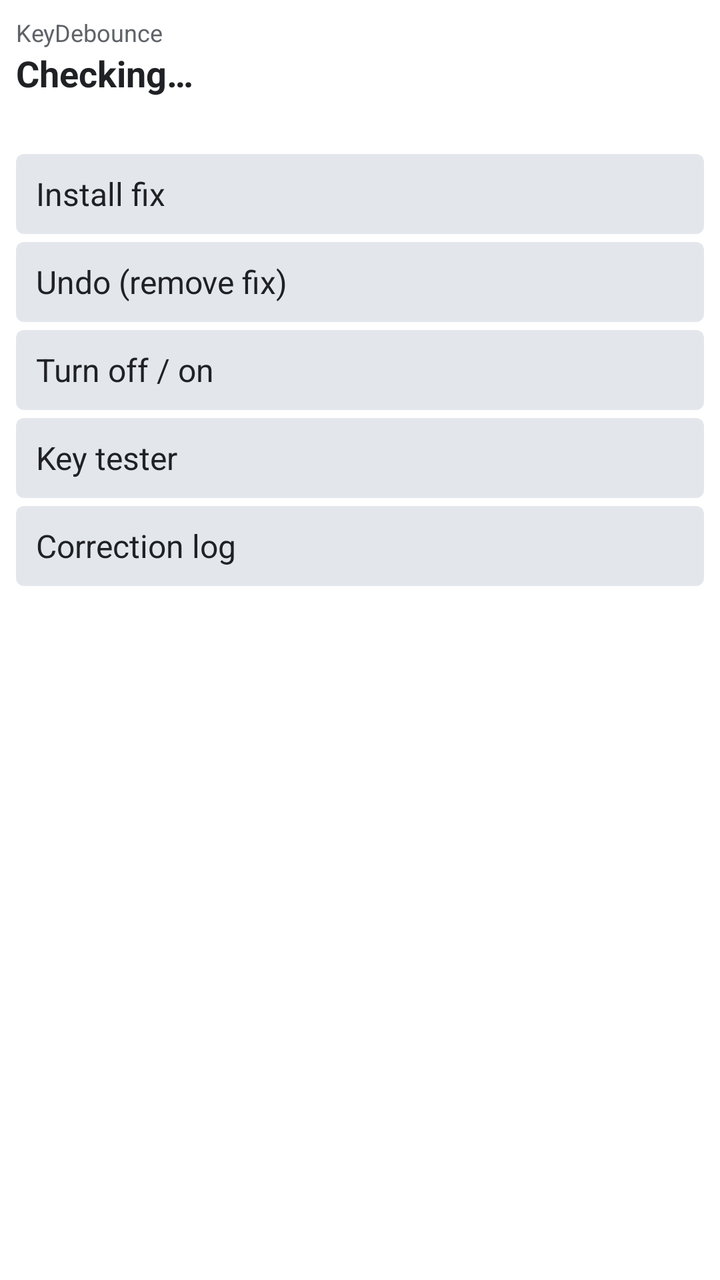
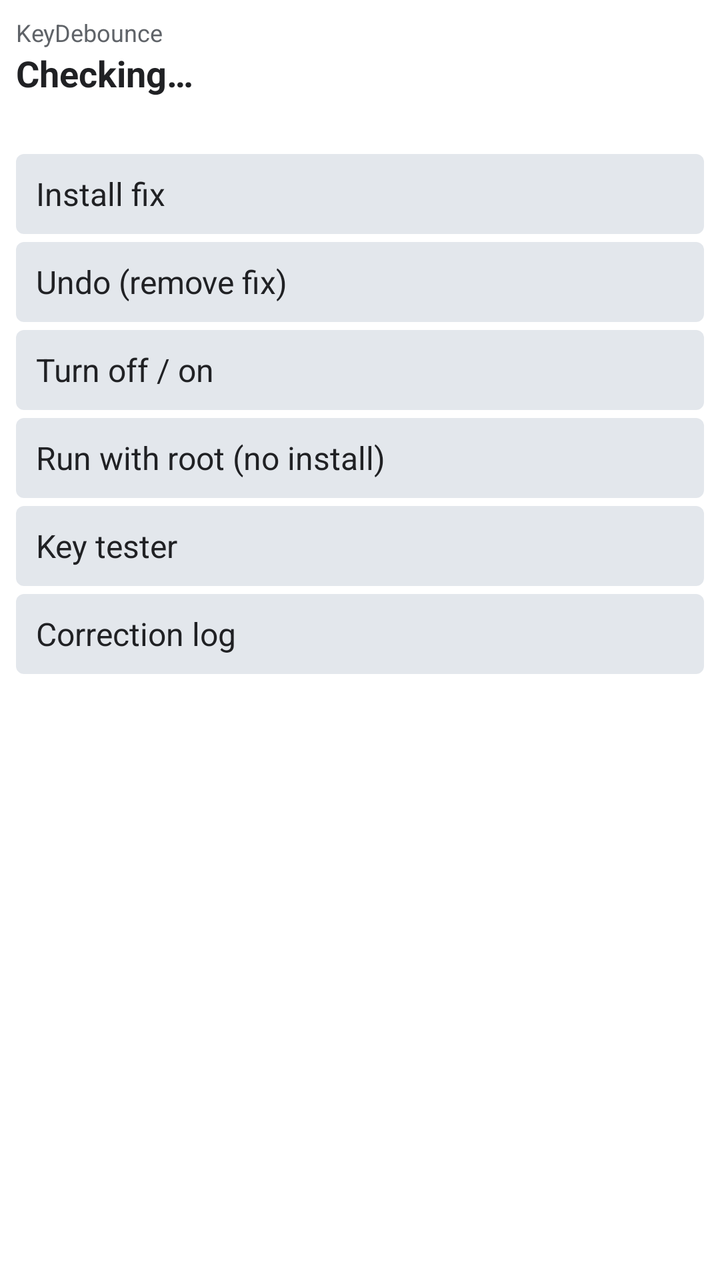

The first picture is an Android layout as it rendered before a commit; the second is the same layout after the commit. The layout source and the unified diff follow.
<!-- AndroidManifest.xml: application theme AppTheme -->
<!-- res/layout/activity_main.xml -->
<?xml version="1.0" encoding="utf-8"?>
<ScrollView xmlns:android="http://schemas.android.com/apk/res/android"
    android:layout_width="match_parent"
    android:layout_height="match_parent">

    <LinearLayout
        style="@style/Screen"
        android:layout_height="wrap_content">

        <TextView
            style="@style/Small"
            android:layout_marginTop="0dp"
            android:text="@string/app_name" />

        <TextView
            android:id="@+id/state"
            style="@style/Headline"
            android:text="@string/checking" />

        <TextView
            android:id="@+id/details"
            style="@style/Small" />

        <Button
            android:id="@+id/install"
            style="@style/Action"
            android:layout_marginTop="8dp"
            android:text="@string/install_fix" />

        <Button
            android:id="@+id/undo"
            style="@style/Action"
            android:text="@string/undo_fix" />

        <Button
            android:id="@+id/toggle"
            style="@style/Action"
            android:text="@string/toggle" />

        <Button
            android:id="@+id/tester"
            style="@style/Action"
            android:text="@string/tester_title" />

        <Button
            android:id="@+id/log"
            style="@style/Action"
            android:text="@string/log_title" />
    </LinearLayout>
</ScrollView>
<!-- resources referenced by this layout -->
<resources>
  <string name="app_name">KeyDebounce</string>
  <string name="checking">Checking…</string>
  <string name="install_fix">Install fix</string>
  <string name="log_title">Correction log</string>
  <string name="tester_title">Key tester</string>
  <string name="toggle">Turn off / on</string>
  <string name="undo_fix">Undo (remove fix)</string>
  <style name="Action">
          <item name="android:layout_width">match_parent</item>
          <item name="android:layout_height">wrap_content</item>
          <item name="android:layout_marginTop">4dp</item>
          <item name="android:minHeight">40dp</item>
          <item name="android:paddingStart">10dp</item>
          <item name="android:paddingEnd">10dp</item>
          <item name="android:gravity">start|center_vertical</item>
          <item name="android:background">@drawable/action_bg</item>
          <item name="android:stateListAnimator">@null</item>
          <item name="android:textAllCaps">false</item>
          <item name="android:textColor">@color/action_text</item>
          <item name="android:textSize">16sp</item>
      </style>
  <style name="Headline">
          <item name="android:layout_width">match_parent</item>
          <item name="android:layout_height">wrap_content</item>
          <item name="android:textSize">18sp</item>
          <item name="android:textStyle">bold</item>
          <item name="android:textColor">@color/text</item>
      </style>
  <style name="Screen">
          <item name="android:layout_width">match_parent</item>
          <item name="android:layout_height">match_parent</item>
          <item name="android:orientation">vertical</item>
          <item name="android:padding">8dp</item>
      </style>
  <style name="Small" parent="Body">
          <item name="android:textSize">12sp</item>
          <item name="android:textColor">@color/text_secondary</item>
      </style>
  <style name="AppTheme" parent="android:Theme.Material.Light.NoActionBar">
          <item name="android:colorPrimary">@color/accent</item>
          <item name="android:colorPrimaryDark">@color/accent_dark</item>
          <item name="android:colorAccent">@color/accent</item>
          <item name="android:windowBackground">@color/background</item>
          <item name="android:textColorPrimary">@color/text</item>
      </style>
  <!-- drawable action_bg (drawable) -->
  <?xml version="1.0" encoding="utf-8"?>
  <selector xmlns:android="http://schemas.android.com/apk/res/android">
      <item android:state_pressed="true">
          <shape>
              <solid android:color="@color/accent_dark" />
              <corners android:radius="4dp" />
          </shape>
      </item>
      <item android:state_focused="true">
          <shape>
              <solid android:color="@color/accent" />
              <corners android:radius="4dp" />
          </shape>
      </item>
      <item>
          <shape>
              <solid android:color="@color/button" />
              <corners android:radius="4dp" />
          </shape>
      </item>
  </selector>
  <color name="text">#202124</color>
  <style name="Body">
          <item name="android:layout_width">match_parent</item>
          <item name="android:layout_height">wrap_content</item>
          <item name="android:layout_marginTop">4dp</item>
          <item name="android:textSize">14sp</item>
          <item name="android:textColor">@color/text</item>
      </style>
  <color name="text_secondary">#5F6368</color>
  <color name="accent">#1565C0</color>
  <color name="accent_dark">#0D47A1</color>
  <color name="background">#FFFFFF</color>
  <color name="button">#E3E7EC</color>
</resources>

<!-- the commit's change to res/layout/activity_main.xml (unified diff, before → after) -->
@@ -38,6 +38,11 @@
             android:text="@string/toggle" />
 
         <Button
+            android:id="@+id/root_mode"
+            style="@style/Action"
+            android:text="@string/root_mode_button" />
+
+        <Button
             android:id="@+id/tester"
             style="@style/Action"
             android:text="@string/tester_title" />
<!-- resource entries referenced after the edit -->
@@ -4,6 +4,7 @@
   <string name="checking">Checking…</string>
   <string name="install_fix">Install fix</string>
   <string name="log_title">Correction log</string>
+  <string name="root_mode_button">Run with root (no install)</string>
   <string name="tester_title">Key tester</string>
   <string name="toggle">Turn off / on</string>
   <string name="undo_fix">Undo (remove fix)</string>
